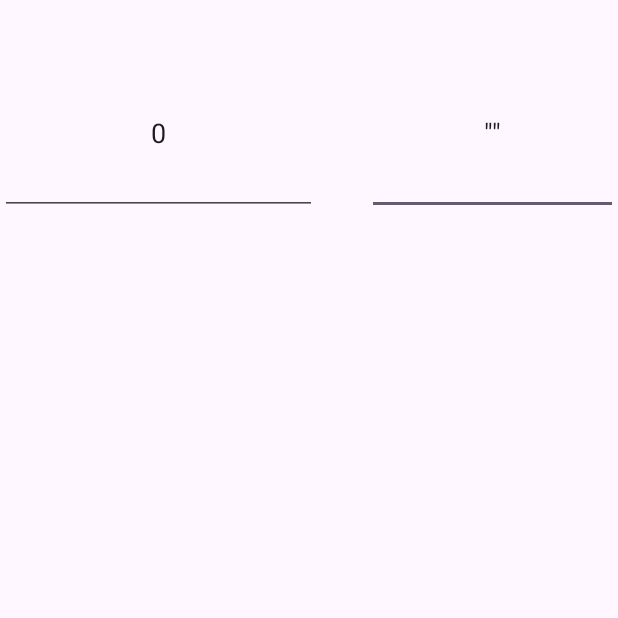
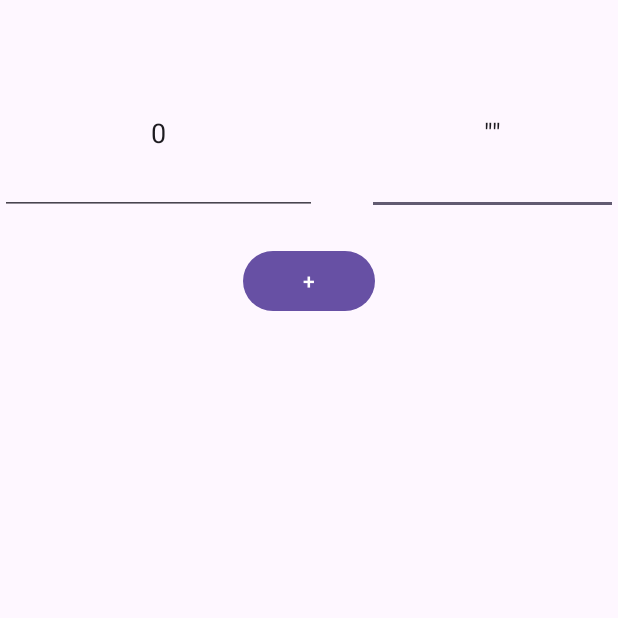
Before and after one commit to almasteinman/SimpleCalculator, an Android app: the screen it shows after launch (MainActivity), on a phone screen of 412 x 824 dp, the top half of it. Run offline under Robolectric (Android 15) with nearby library versions, the phone set to English and light mode, and no system bars.

Commit message:
add "+" button

```diff
--- a/app/src/main/res/layout/activity_main.xml
+++ b/app/src/main/res/layout/activity_main.xml
@@ -35,4 +35,17 @@
         app:layout_constraintTop_toTopOf="parent"
         android:gravity="center"
         app:layout_constraintVertical_bias="0.048" />
+
+    <Button
+        android:id="@+id/btnPlus"
+        android:layout_width="wrap_content"
+        android:layout_height="wrap_content"
+        android:layout_marginTop="20dp"
+        android:text="+"
+        android:onClick="onBtnClicked"
+        app:layout_constraintEnd_toEndOf="parent"
+        app:layout_constraintHorizontal_bias="0.5"
+        app:layout_constraintStart_toStartOf="parent"
+        app:layout_constraintTop_toBottomOf="@+id/Num1" />
+
 </androidx.constraintlayout.widget.ConstraintLayout>
```
